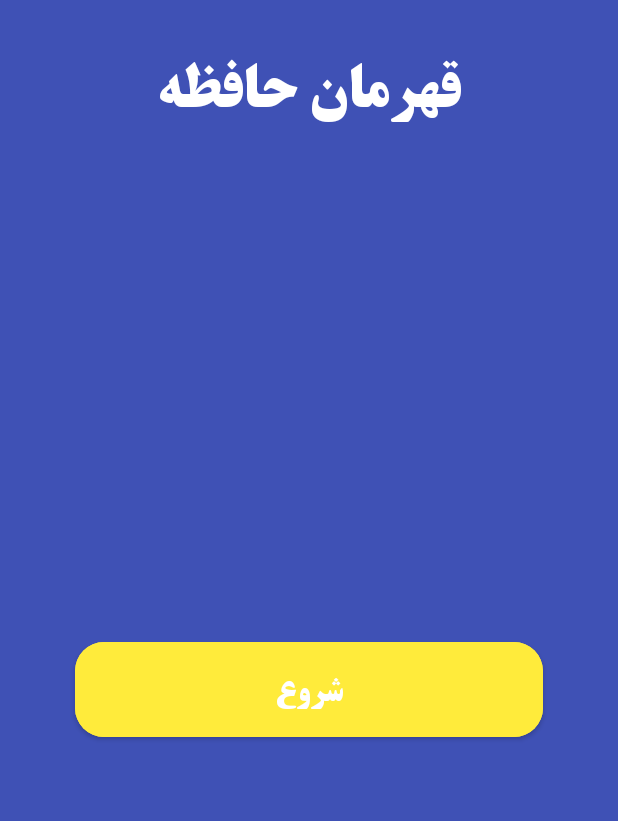
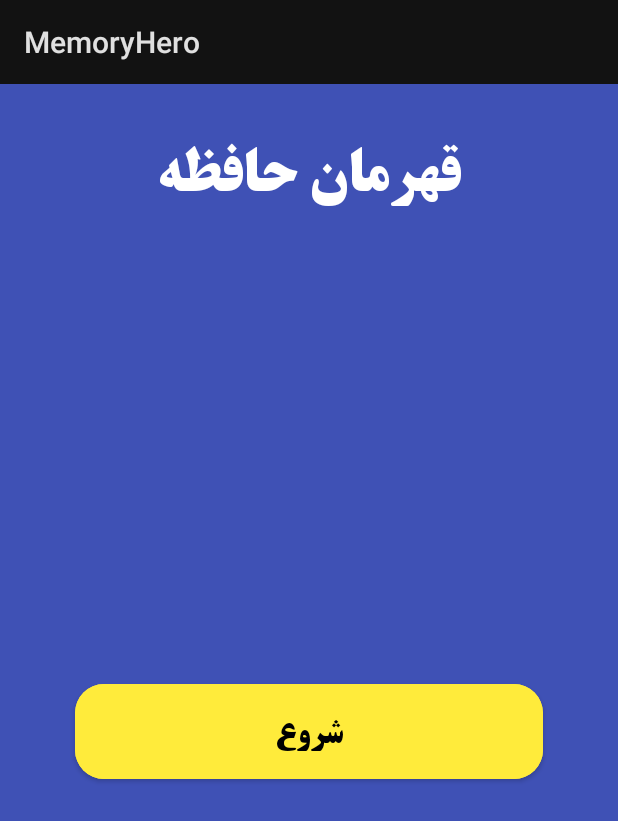
Before and after one commit to ahmadpanah/Memory-Hero, an Android app: the screen it shows after launch (StartActivity), on a phone screen of 412 x 824 dp. Shown: the top 821 px of the screen. Run offline under Robolectric (Android 15) with nearby library versions, the phone set to English and light mode, and no system bars.

Commit message:
Intent from Start Activity to Main Activity

```diff
--- a/app/src/main/AndroidManifest.xml
+++ b/app/src/main/AndroidManifest.xml
@@ -10,7 +10,7 @@
         android:label="@string/app_name"
         android:roundIcon="@mipmap/ic_launcher_round"
         android:supportsRtl="true"
-        android:theme="@style/Theme.AppCompat.DayNight.NoActionBar"
+        android:theme="@style/Theme.MaterialComponents"
         tools:targetApi="31">
         <activity
             android:name=".StartActivity"
--- a/app/src/main/java/ir/shariaty/memoryhero/StartActivity.kt
+++ b/app/src/main/java/ir/shariaty/memoryhero/StartActivity.kt
@@ -1,20 +1,25 @@
 package ir.shariaty.memoryhero
 
+import android.content.Intent
 import android.os.Bundle
+import android.view.LayoutInflater
 import androidx.activity.enableEdgeToEdge
 import androidx.appcompat.app.AppCompatActivity
+import androidx.core.content.ContextCompat
+import androidx.core.content.IntentCompat
 import androidx.core.view.ViewCompat
 import androidx.core.view.WindowInsetsCompat
+import ir.shariaty.memoryhero.databinding.ActivityStartBinding
 
 class StartActivity : AppCompatActivity() {
+    private lateinit var binding : ActivityStartBinding
+
     override fun onCreate(savedInstanceState: Bundle?) {
         super.onCreate(savedInstanceState)
-        enableEdgeToEdge()
-        setContentView(R.layout.activity_start)
-        ViewCompat.setOnApplyWindowInsetsListener(findViewById(R.id.main)) { v, insets ->
-            val systemBars = insets.getInsets(WindowInsetsCompat.Type.systemBars())
-            v.setPadding(systemBars.left, systemBars.top, systemBars.right, systemBars.bottom)
-            insets
+        binding = ActivityStartBinding.inflate(layoutInflater)
+        setContentView(binding.root)
+        binding.btnStart.setOnClickListener{
+            startActivity(Intent(this,MainActivity::class.java))
         }
     }
 }
```
Also changed, not shown: app/src/main/res/layout/activity_main2.xml (deleted, +0 -10 lines).
